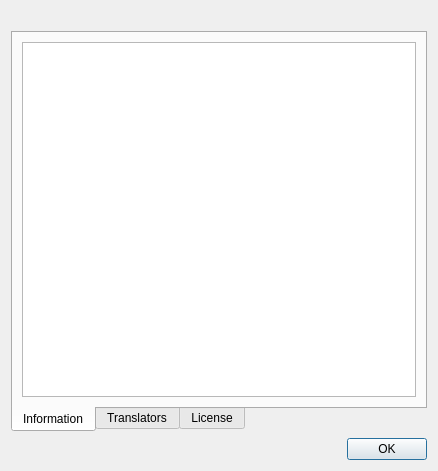
Before: the Qt Designer form ui/aboutdialog.ui in swl-x/MystiQ, drawn with Qt 5.
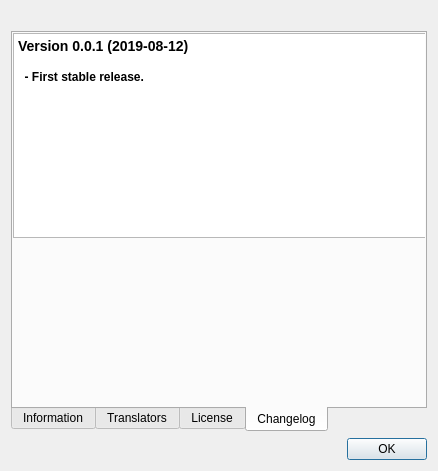
After: the same form once the commit is applied. The open tabs and pages were chosen to show the change. Icons and pictures are not drawn.

```diff
--- a/ui/aboutdialog.ui
+++ b/ui/aboutdialog.ui
@@ -164,6 +164,37 @@
        </property>
       </widget>
      </widget>
+     <widget class="QWidget" name="tab_2">
+      <attribute name="title">
+       <string>Changelog</string>
+      </attribute>
+      <widget class="QTextBrowser" name="textBrowser_2">
+       <property name="geometry">
+        <rect>
+         <x>0</x>
+         <y>0</y>
+         <width>418</width>
+         <height>205</height>
+        </rect>
+       </property>
+       <property name="html">
+        <string>&lt;!DOCTYPE HTML PUBLIC &quot;-//W3C//DTD HTML 4.0//EN&quot; &quot;http://www.w3.org/TR/REC-html40/strict.dtd&quot;&gt;
+&lt;html&gt;&lt;head&gt;&lt;meta name=&quot;qrichtext&quot; content=&quot;1&quot; /&gt;&lt;style type=&quot;text/css&quot;&gt;
+p, li { white-space: pre-wrap; }
+&lt;/style&gt;&lt;/head&gt;&lt;body style=&quot; font-family:'Fira Sans'; font-size:10pt; font-weight:400; font-style:normal;&quot;&gt;
+&lt;p style=&quot; margin-top:0px; margin-bottom:0px; margin-left:0px; margin-right:0px; -qt-block-indent:0; text-indent:0px;&quot;&gt;&lt;span style=&quot; font-size:large; font-weight:600;&quot;&gt;Version 0.0.1 (2019-08-12)&lt;/span&gt;&lt;/p&gt;
+&lt;p style=&quot;-qt-paragraph-type:empty; margin-top:0px; margin-bottom:0px; margin-left:0px; margin-right:0px; -qt-block-indent:0; text-indent:0px; font-size:large; font-weight:600;&quot;&gt;&lt;br /&gt;&lt;/p&gt;
+&lt;p style=&quot; margin-top:0px; margin-bottom:0px; margin-left:0px; margin-right:0px; -qt-block-indent:0; text-indent:0px;&quot;&gt;&lt;span style=&quot; font-size:medium; font-weight:600;&quot;&gt;  - First stable release.&lt;/span&gt;&lt;/p&gt;
+&lt;p style=&quot;-qt-paragraph-type:empty; margin-top:0px; margin-bottom:0px; margin-left:0px; margin-right:0px; -qt-block-indent:0; text-indent:0px; font-size:large; font-weight:600;&quot;&gt;&lt;br /&gt;&lt;/p&gt;&lt;/body&gt;&lt;/html&gt;</string>
+       </property>
+       <property name="openExternalLinks">
+        <bool>true</bool>
+       </property>
+       <property name="openLinks">
+        <bool>false</bool>
+       </property>
+      </widget>
+     </widget>
     </widget>
    </item>
    <item>
```
